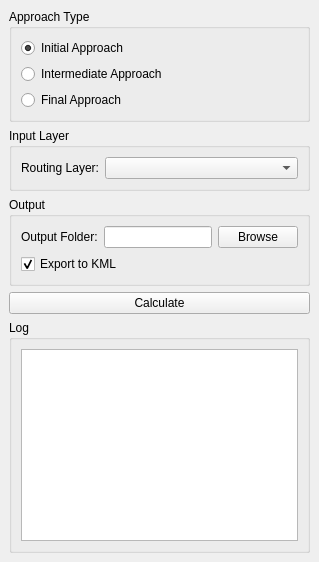
First picture: the form in Q_Pansopy/qpansopy_lnav_dockwidget.ui, repository FLYGHT7/qpansopy, before the edit.
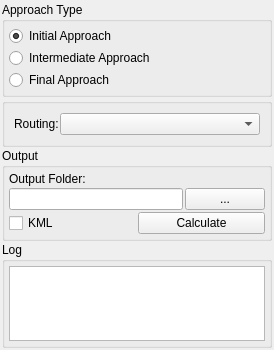
Second picture: the form after the edit. Custom widgets are drawn as their Qt base class.

Commit message: Refactor LNAV approach modules for improved structure and error handling

Patch:
```diff
--- a/Q_Pansopy/qpansopy_lnav_dockwidget.ui
+++ b/Q_Pansopy/qpansopy_lnav_dockwidget.ui
@@ -1,18 +1,45 @@
 <?xml version="1.0" encoding="UTF-8"?>
 <ui version="4.0">
- <class>QPANSOPYLNAVDockWidgetBase</class>
- <widget class="QDockWidget" name="QPANSOPYLNAVDockWidgetBase">
-  <property name="windowTitle">
-   <string>QPANSOPY LNAV</string>
+ <class>QPANSOPYLNAVDockWidget</class>
+ <widget class="QDockWidget" name="QPANSOPYLNAVDockWidget">
+  <property name="minimumSize">
+   <size>
+    <width>250</width>
+    <height>200</height>
+   </size>
+  </property>
+  <property name="maximumSize">
+   <size>
+    <width>16777215</width>
+    <height>350</height>
+   </size>
   </property>
   <widget class="QWidget" name="dockWidgetContents">
    <layout class="QVBoxLayout" name="verticalLayout">
+    <property name="spacing">
+     <number>1</number>
+    </property>
+    <property name="margin">
+     <number>2</number>
+    </property>
     <item>
      <widget class="QGroupBox" name="approachTypeGroup">
+      <property name="sizePolicy">
+       <sizepolicy hsizetype="Preferred" vsizetype="Fixed">
+        <horstretch>0</horstretch>
+        <verstretch>0</verstretch>
+       </sizepolicy>
+      </property>
       <property name="title">
        <string>Approach Type</string>
       </property>
-      <layout class="QVBoxLayout" name="verticalLayout_2">
+      <layout class="QVBoxLayout" name="approachLayout">
+       <property name="spacing">
+        <number>2</number>
+       </property>
+       <property name="margin">
+        <number>4</number>
+       </property>
         <item>
          <widget class="QRadioButton" name="initialRadioButton">
           <property name="text">
@@ -41,15 +68,21 @@
      </widget>
     </item>
     <item>
-     <widget class="QGroupBox" name="layersGroupBox">
-      <property name="title">
-       <string>Input Layer</string>
+     <widget class="QGroupBox" name="inputGroup">
+      <property name="sizePolicy">
+       <sizepolicy hsizetype="Preferred" vsizetype="Fixed">
+        <horstretch>0</horstretch>
+        <verstretch>0</verstretch>
+       </sizepolicy>
       </property>
       <layout class="QFormLayout" name="formLayout">
+       <property name="spacing">
+        <number>1</number>
+       </property>
         <item row="0" column="0">
           <widget class="QLabel" name="routingLayerLabel">
            <property name="text">
-            <string>Routing Layer:</string>
+          <string>Routing:</string>
            </property>
           </widget>
         </item>
@@ -64,39 +97,41 @@
       <property name="title">
        <string>Output</string>
       </property>
-      <layout class="QVBoxLayout" name="verticalLayout_3">
+      <layout class="QVBoxLayout" name="outputLayout">
+       <property name="spacing">
+        <number>2</number>
+       </property>
+       <property name="margin">
+        <number>4</number>
+       </property>
        <item>
-        <layout class="QHBoxLayout" name="horizontalLayout">
-         <item>
-          <widget class="QLabel" name="outputFolderLabel">
+        <widget class="QLabel" name="outputLabel">
            <property name="text">
             <string>Output Folder:</string>
            </property>
           </widget>
          </item>
          <item>
+        <layout class="QHBoxLayout" name="horizontalLayout">
+         <item>
           <widget class="QLineEdit" name="outputFolderLineEdit"/>
          </item>
          <item>
           <widget class="QPushButton" name="browseButton">
            <property name="text">
-            <string>Browse</string>
+            <string>...</string>
            </property>
           </widget>
          </item>
         </layout>
        </item>
+       <item>
+        <layout class="QHBoxLayout" name="buttonsLayout">
        <item>
         <widget class="QCheckBox" name="exportKmlCheckBox">
          <property name="text">
-          <string>Export to KML</string>
-         </property>
-         <property name="checked">
-          <bool>true</bool>
-         </property>
-        </widget>
-       </item>
-      </layout>
+            <string>KML</string>
+           </property>
      </widget>
     </item>
     <item>
@@ -106,12 +141,32 @@
       </property>
      </widget>
     </item>
+        </layout>
+       </item>
+      </layout>
+     </widget>
+    </item>
     <item>
-     <widget class="QGroupBox" name="logGroupBox">
+     <widget class="QGroupBox" name="logGroup">
+      <property name="sizePolicy">
+       <sizepolicy hsizetype="Preferred" vsizetype="Fixed">
+        <horstretch>0</horstretch>
+        <verstretch>0</verstretch>
+       </sizepolicy>
+      </property>
+      <property name="maximumHeight">
+       <number>100</number>
+      </property>
       <property name="title">
        <string>Log</string>
       </property>
-      <layout class="QVBoxLayout" name="verticalLayout_4">
+      <layout class="QVBoxLayout" name="logLayout">
+        <property name="spacing">
+         <number>2</number>
+        </property>
+        <property name="margin">
+         <number>4</number>
+        </property>
        <item>
         <widget class="QTextEdit" name="logTextEdit">
          <property name="readOnly">
```
Left out of the diff: 10 changed lines with no effect on the pictures. Lines whose indentation alone changed are shown as unchanged. The commit also changes 7 other files.
